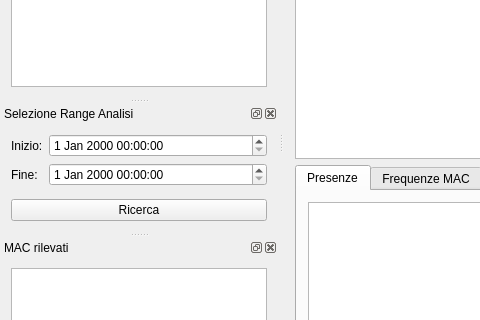
Old version of the form RoomMonitor/windows/main.ui in the repository PieroMacaluso/RoomMonitor; both pictures show x 0 to 480 and y 280 to 600 of the 960 by 817 pixel window.
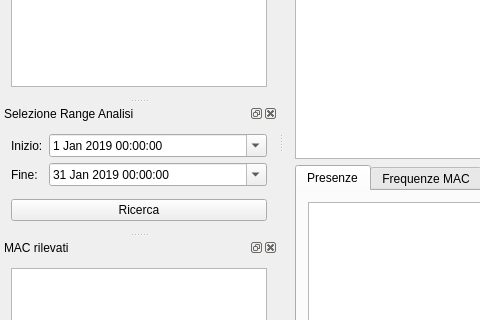
New version of the form. Icons and pictures are not drawn. Custom widgets are drawn as their Qt base class.

Commit message: [APP] Miglioramento messaggi di Errore nelle finestre di Dialogo.

Patch:
```diff
--- a/RoomMonitor/windows/main.ui
+++ b/RoomMonitor/windows/main.ui
@@ -294,7 +294,21 @@
         </widget>
        </item>
        <item row="0" column="1">
-        <widget class="QDateTimeEdit" name="startDate"/>
+        <widget class="QDateTimeEdit" name="startDate">
+         <property name="dateTime">
+          <datetime>
+           <hour>0</hour>
+           <minute>0</minute>
+           <second>0</second>
+           <year>2019</year>
+           <month>1</month>
+           <day>1</day>
+          </datetime>
+         </property>
+         <property name="calendarPopup">
+          <bool>true</bool>
+         </property>
+        </widget>
        </item>
        <item row="1" column="0">
         <widget class="QLabel" name="end">
@@ -304,7 +318,21 @@
         </widget>
        </item>
        <item row="1" column="1">
-        <widget class="QDateTimeEdit" name="endDate"/>
+        <widget class="QDateTimeEdit" name="endDate">
+         <property name="dateTime">
+          <datetime>
+           <hour>0</hour>
+           <minute>0</minute>
+           <second>0</second>
+           <year>2019</year>
+           <month>1</month>
+           <day>31</day>
+          </datetime>
+         </property>
+         <property name="calendarPopup">
+          <bool>true</bool>
+         </property>
+        </widget>
        </item>
       </layout>
      </item>
```
Left out of the diff: 2 changed lines with no effect on the pictures. The commit also changes 2 other files.
